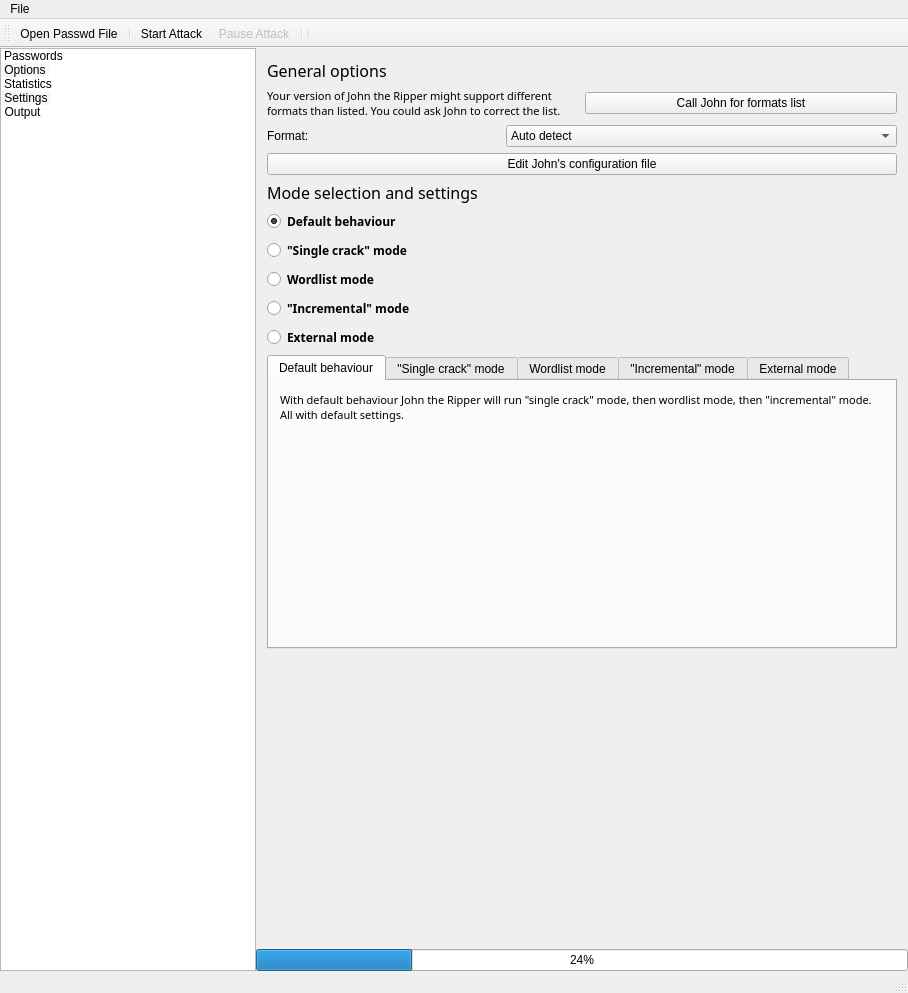
The window that mainwindow.ui (openwall/johnny) describes before a commit, drawn with Qt 5.
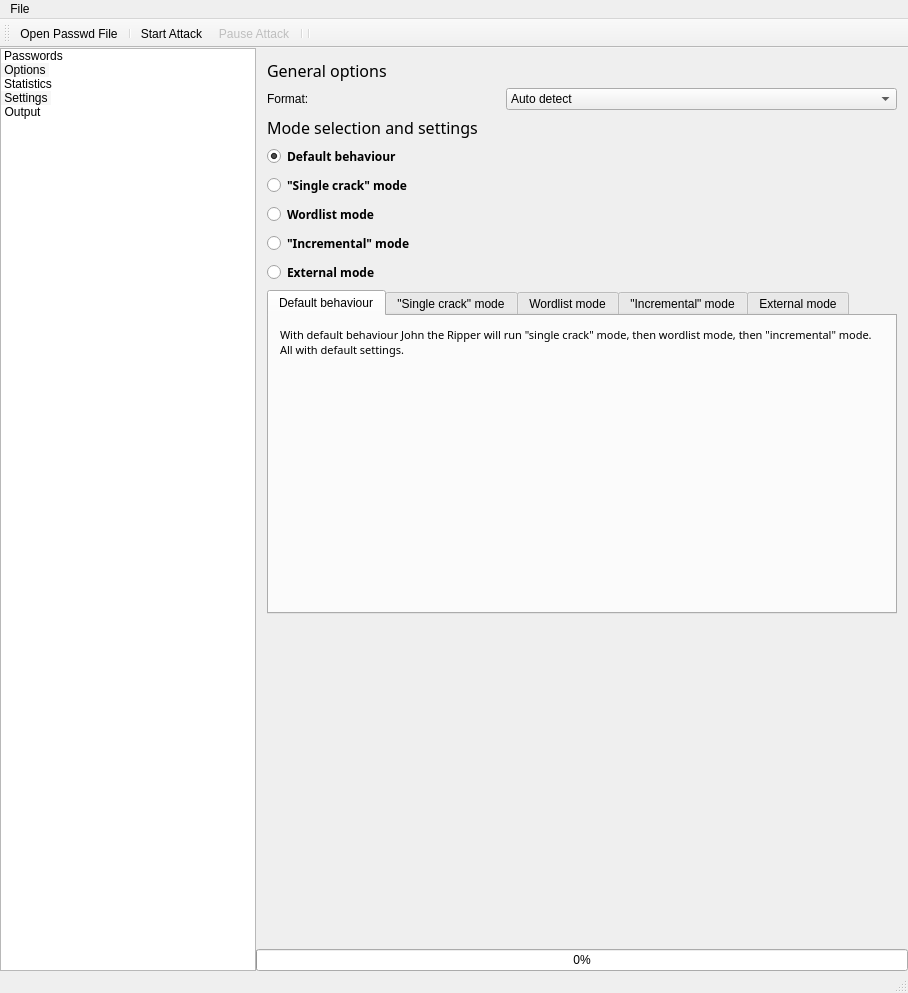
The same window after the commit. Icons and pictures are not drawn.

Commit message: further clean up for release

```diff
--- a/mainwindow.ui
+++ b/mainwindow.ui
@@ -278,33 +278,33 @@
            </item>
            <item>
             <layout class="QVBoxLayout" name="verticalLayout_8">
-             <item>
-              <layout class="QHBoxLayout" name="horizontalLayout_6">
-               <item>
-                <widget class="QLabel" name="label_10">
-                 <property name="font">
-                  <font>
-                   <family>Sans Serif</family>
-                   <pointsize>8</pointsize>
-                  </font>
-                 </property>
-                 <property name="text">
-                  <string>Your version of John the Ripper might support different formats than listed. You could ask John to correct the list.</string>
-                 </property>
-                 <property name="wordWrap">
-                  <bool>true</bool>
-                 </property>
-                </widget>
-               </item>
-               <item>
-                <widget class="QPushButton" name="pushButton_CallJohnForFormatList">
-                 <property name="text">
-                  <string>Call John for formats list</string>
-                 </property>
-                </widget>
-               </item>
-              </layout>
-             </item>
+<!--             <item>-->
+<!--              <layout class="QHBoxLayout" name="horizontalLayout_6">-->
+<!--               <item>-->
+<!--                <widget class="QLabel" name="label_10">-->
+<!--                 <property name="font">-->
+<!--                  <font>-->
+<!--                   <family>Sans Serif</family>-->
+<!--                   <pointsize>8</pointsize>-->
+<!--                  </font>-->
+<!--                 </property>-->
+<!--                 <property name="text">-->
+<!--                  <string>Your version of John the Ripper might support different formats than listed. You could ask John to correct the list.</string>-->
+<!--                 </property>-->
+<!--                 <property name="wordWrap">-->
+<!--                  <bool>true</bool>-->
+<!--                 </property>-->
+<!--                </widget>-->
+<!--               </item>-->
+<!--               <item>-->
+<!--                <widget class="QPushButton" name="pushButton_CallJohnForFormatList">-->
+<!--                 <property name="text">-->
+<!--                  <string>Call John for formats list</string>-->
+<!--                 </property>-->
+<!--                </widget>-->
+<!--               </item>-->
+<!--              </layout>-->
+<!--             </item>-->
              <item>
               <layout class="QHBoxLayout" name="horizontalLayout_5">
                <item>
@@ -837,13 +837,13 @@
              </item>
             </layout>
            </item>
-           <item>
-            <widget class="QPushButton" name="pushButton_EditConfig">
-             <property name="text">
-              <string>Edit John's configuration file</string>
-             </property>
-            </widget>
-           </item>
+<!--           <item>-->
+<!--            <widget class="QPushButton" name="pushButton_EditConfig">-->
+<!--             <property name="text">-->
+<!--              <string>Edit John's configuration file</string>-->
+<!--             </property>-->
+<!--            </widget>-->
+<!--           </item>-->
            <item>
             <widget class="QLabel" name="label_7">
              <property name="font">
@@ -1554,7 +1554,7 @@
           </sizepolicy>
          </property>
          <property name="value">
-          <number>24</number>
+          <number>0</number>
          </property>
         </widget>
        </item>
```
